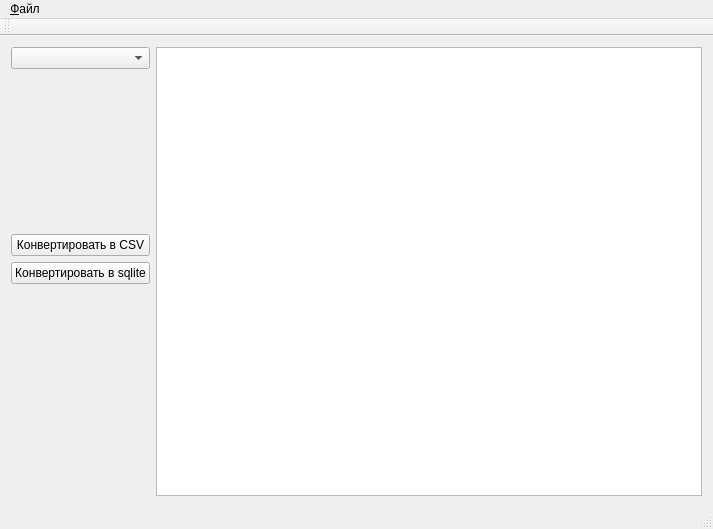
First picture: the form in mainwindow.ui, repository Kolya-Barabash/Converter, before the edit.
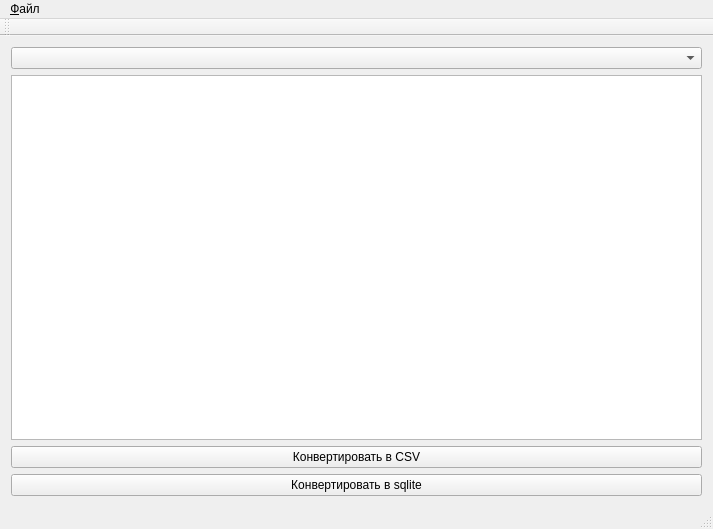
Second picture: the form after the edit.

```diff
--- a/mainwindow.ui
+++ b/mainwindow.ui
@@ -14,26 +14,26 @@
    <string>Converter databases</string>
   </property>
   <widget class="QWidget" name="centralWidget">
-   <layout class="QGridLayout" name="gridLayout">
-    <item row="0" column="0">
+   <layout class="QVBoxLayout" name="verticalLayout">
+    <item>
      <widget class="QComboBox" name="tableBox"/>
     </item>
-    <item row="5" column="0">
-     <widget class="QPushButton" name="convertSqlButton">
-      <property name="text">
-       <string>Конвертировать в sqlite</string>
-      </property>
-     </widget>
+    <item>
+     <widget class="QTableView" name="sqlView"/>
     </item>
-    <item row="4" column="0">
+    <item>
      <widget class="QPushButton" name="convertButton">
       <property name="text">
        <string>Конвертировать в CSV</string>
       </property>
      </widget>
     </item>
-    <item row="0" column="1" rowspan="10">
-     <widget class="QTableView" name="sqlView"/>
+    <item>
+     <widget class="QPushButton" name="convertSqlButton">
+      <property name="text">
+       <string>Конвертировать в sqlite</string>
+      </property>
+     </widget>
     </item>
    </layout>
   </widget>
```
